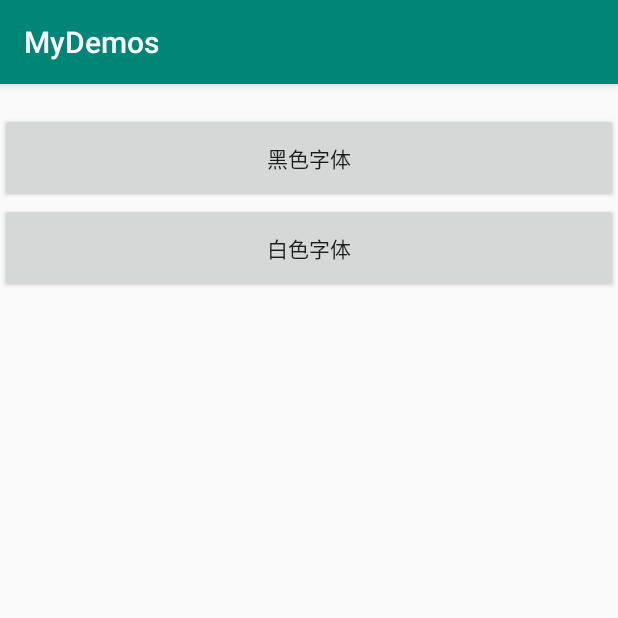
After one commit to wangpingtaohn/myDemos, an Android app: the StatusBarActivity screen opened directly, with no data from a screen before it, on a phone screen of 412 x 824 dp, the top half of it. The commit adds this screen. Run offline under Robolectric (Android 15) with nearby library versions, the phone set to English and light mode, and no system bars.

Commit message:
statusBar

```diff
--- a/app/src/main/java/com/wpt/mydemos/MainActivity.kt
+++ b/app/src/main/java/com/wpt/mydemos/MainActivity.kt
@@ -7,6 +7,7 @@ import com.wpt.mydemos.keyboard.Keyboard2Activity
 import com.wpt.mydemos.keyboard.KeyboardActivity
 import com.wpt.mydemos.kotlins.KotlinFunActivity
 import com.wpt.mydemos.map.MapJavaACtivity
+import com.wpt.mydemos.statusbar.StatusBarActivity
 import kotlinx.android.synthetic.main.activity_main.*
 
 class MainActivity : AppCompatActivity() {
@@ -32,5 +33,8 @@ class MainActivity : AppCompatActivity() {
         hashmap.setOnClickListener {
             startActivity(Intent(this,MapJavaACtivity::class.java))
         }
+        statusBar.setOnClickListener {
+            startActivity(Intent(this,StatusBarActivity::class.java))
+        }
     }
 }
--- /dev/null
+++ b/app/src/main/java/com/wpt/mydemos/statusbar/StatusBarActivity.kt
@@ -0,0 +1,74 @@
+package com.wpt.mydemos.statusbar
+
+import android.os.Build
+import androidx.appcompat.app.AppCompatActivity
+import android.os.Bundle
+import android.view.View
+import android.view.WindowManager
+import androidx.annotation.RequiresApi
+import com.wpt.mydemos.R
+import kotlinx.android.synthetic.main.activity_status_bar.*
+import java.lang.StringBuilder
+
+class StatusBarActivity : AppCompatActivity() {
+
+    @RequiresApi(Build.VERSION_CODES.LOLLIPOP)
+    override fun onCreate(savedInstanceState: Bundle?) {
+        super.onCreate(savedInstanceState)
+        setContentView(R.layout.activity_status_bar)
+
+        //window.addFlags(WindowManager.LayoutParams.FLAG_DRAWS_SYSTEM_BAR_BACKGROUNDS)//设置绘画模式
+        //window.clearFlags(WindowManager.LayoutParams.FLAG_DRAWS_SYSTEM_BAR_BACKGROUNDS)//清除绘画模式
+        //window.addFlags(WindowManager.LayoutParams.FLAG_TRANSLUCENT_STATUS)//设置半透明模式
+        //window.clearFlags(WindowManager.LayoutParams.FLAG_TRANSLUCENT_STATUS)//清除半透明模式
+        window.statusBarColor = resources.getColor(R.color.colorPrimary)
+
+        init()
+    }
+
+    private fun init(){
+        setStatusBtn.setOnClickListener {
+            setStatusBar()
+        }
+        setStatusDefatultBtn.setOnClickListener {
+            setStatusBarDefafult()
+        }
+    }
+
+
+    private fun setStatusBar(){
+        if (Build.VERSION.SDK_INT >= Build.VERSION_CODES.M) run {
+            val decorView = window.decorView
+            var vis = decorView.systemUiVisibility
+            //黑色字体
+            vis = vis or View.SYSTEM_UI_FLAG_LIGHT_STATUS_BAR
+            var text = StringBuilder(vis.toString())
+//            //            }
+//            if (Build.VERSION.SDK_INT >= Build.VERSION_CODES.O) {
+//                vis = vis or View.SYSTEM_UI_FLAG_LIGHT_NAVIGATION_BAR
+//            }
+            text.append("--")
+                .append(vis.toString())
+            status_text.text = text
+            decorView.systemUiVisibility = vis
+        }
+    }
+
+    private fun setStatusBarDefafult(){
+        if (Build.VERSION.SDK_INT >= Build.VERSION_CODES.M) run {
+            val decorView = window.decorView
+            var vis = decorView.systemUiVisibility
+            var text = StringBuilder(vis.toString())
+            //白色字体
+            vis = View.SYSTEM_UI_FLAG_VISIBLE
+//            //            }
+//            if (Build.VERSION.SDK_INT >= Build.VERSION_CODES.O) {
+//                vis = vis or View.SYSTEM_UI_FLAG_LIGHT_NAVIGATION_BAR
+//            }
+            text.append("--")
+                .append(vis.toString())
+            status_text.text = text
+            decorView.systemUiVisibility = vis
+        }
+    }
+}
--- a/app/src/main/res/layout/activity_main.xml
+++ b/app/src/main/res/layout/activity_main.xml
@@ -34,6 +34,12 @@
                 android:layout_width="wrap_content"
                 android:layout_height="wrap_content"
                 android:text="hashmap"/>
+        <Button
+                android:layout_marginTop="20dp"
+                android:id="@+id/statusBar"
+                android:layout_width="wrap_content"
+                android:layout_height="wrap_content"
+                android:text="statusBar"/>
 
 
     </LinearLayout>
--- /dev/null
+++ b/app/src/main/res/layout/activity_status_bar.xml
@@ -0,0 +1,35 @@
+<?xml version="1.0" encoding="utf-8"?>
+<androidx.constraintlayout.widget.ConstraintLayout
+        xmlns:android="http://schemas.android.com/apk/res/android"
+        xmlns:tools="http://schemas.android.com/tools"
+        xmlns:app="http://schemas.android.com/apk/res-auto"
+        android:layout_width="match_parent"
+        android:layout_height="match_parent"
+        tools:context=".statusbar.StatusBarActivity">
+
+    <TextView
+            tools:text="text"
+            android:id="@+id/status_text"
+            android:layout_width="match_parent"
+            android:layout_height="wrap_content"
+            app:layout_constraintLeft_toLeftOf="parent"
+            app:layout_constraintTop_toTopOf="parent"
+    />
+
+    <Button
+            android:text="黑色字体"
+            android:id="@+id/setStatusBtn"
+            android:layout_width="match_parent"
+            android:layout_height="60dp"
+            app:layout_constraintLeft_toLeftOf="parent"
+            app:layout_constraintTop_toBottomOf="@+id/status_text"/>
+
+    <Button
+            android:text="白色字体"
+            android:id="@+id/setStatusDefatultBtn"
+            android:layout_width="match_parent"
+            android:layout_height="60dp"
+            app:layout_constraintLeft_toLeftOf="parent"
+            app:layout_constraintTop_toBottomOf="@+id/setStatusBtn"/>
+
+</androidx.constraintlayout.widget.ConstraintLayout>
--- a/app/src/main/res/values/colors.xml
+++ b/app/src/main/res/values/colors.xml
@@ -3,4 +3,5 @@
     <color name="colorPrimary">#008577</color>
     <color name="colorPrimaryDark">#00574B</color>
     <color name="colorAccent">#D81B60</color>
+    <color name="translucent">#00000000</color>
 </resources>
```
Also changed, not shown: app/src/main/AndroidManifest.xml (+5 -2 lines).
